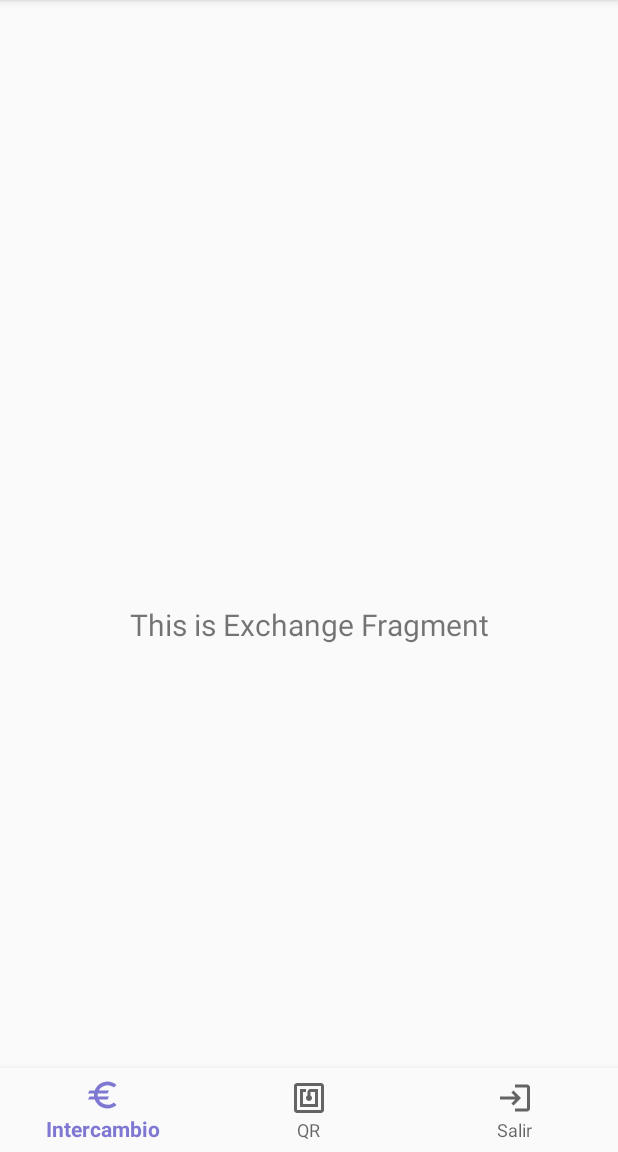
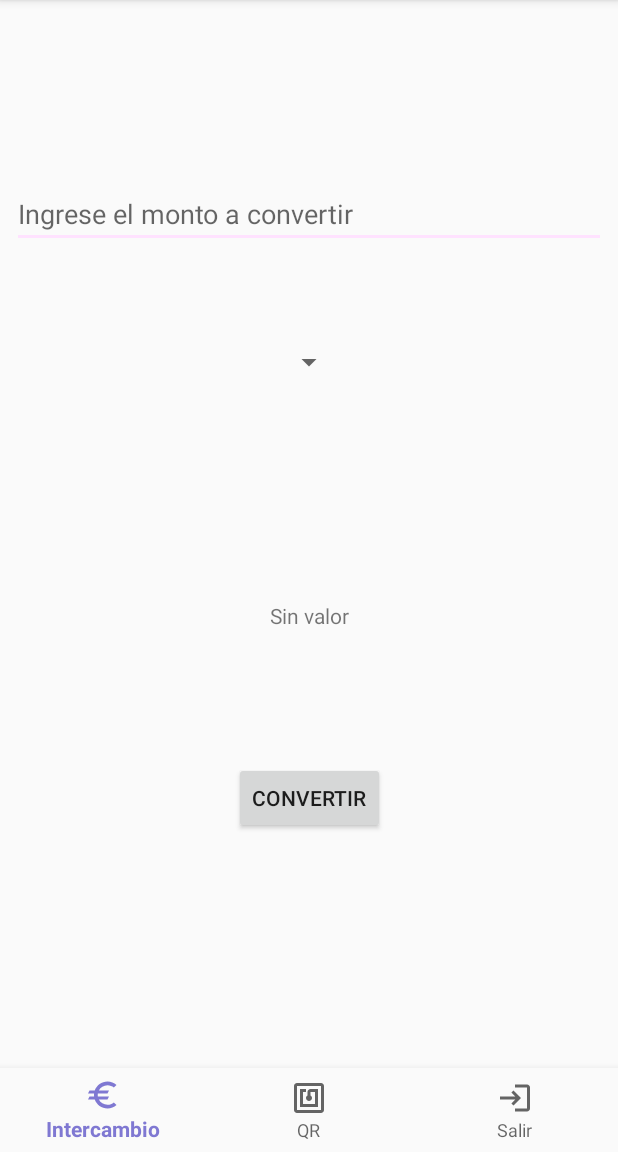
Before and after one commit to hdlm/chinchin, an Android app: the screen it shows after launch (MainActivity), on a phone screen of 412 x 824 dp, the part 84-1236 px from its top. Run offline under Robolectric (Android 15) with nearby library versions, the phone set to English and light mode, and no system bars.

Commit message:
elementos de la vista completos

```diff
--- a/app/src/main/java/com/chinchin/ui/exchange/ExchangeFragment.kt
+++ b/app/src/main/java/com/chinchin/ui/exchange/ExchangeFragment.kt
@@ -7,26 +7,48 @@ import android.view.ViewGroup
 import android.widget.TextView
 import androidx.fragment.app.Fragment
 import androidx.lifecycle.Observer
-import androidx.lifecycle.ViewModelProviders
+import androidx.lifecycle.ViewModelProvider
 import com.chinchin.R
+import kotlinx.android.synthetic.main.fragment_exchange.*
 
 class ExchangeFragment : Fragment() {
 
-    private lateinit var exchangeViewModel: ExchangeViewModel
+    private lateinit var viewModel: ExchangeViewModel
 
     override fun onCreateView(
             inflater: LayoutInflater,
             container: ViewGroup?,
             savedInstanceState: Bundle?
     ): View? {
-        exchangeViewModel =
-                ViewModelProviders.of(this).get(ExchangeViewModel::class.java)
-        val root = inflater.inflate(R.layout.fragment_dashboard, container, false)
-        val textView: TextView = root.findViewById(R.id.text_dashboard)
-        exchangeViewModel.text.observe(viewLifecycleOwner, Observer {
-            textView.text = it
-        })
-        return root
+        //viewModel =
+        //        ViewModelProvider(this).get(ExchangeViewModel::class.java)
+        //val root = inflater.inflate(R.layout.fragment_exchange, container, false)
+        //val textView: TextView = root.findViewById(R.id.tasaTextView)
+        //viewModel.text.observe(viewLifecycleOwner, Observer {
+        //    textView.text = it
+        //})
+        return inflater.inflate(R.layout.fragment_exchange, container, false)
+    }
+
+
+    override fun onViewCreated(view: View, savedInstanceState: Bundle?) {
+        super.onViewCreated(view, savedInstanceState)
+        viewModel = ViewModelProvider(this).get(ExchangeViewModel::class.java)
+
+        resultadoTextView.text = getString(R.string.exchange_fragment_resultado_textview_no_value)
+
+        val resultadoObserver = Observer<Double> { result ->
+            resultadoTextView.text = result.toString()
+        }
+        viewModel.getResultado().observe(viewLifecycleOwner, resultadoObserver)
+
+        convertButton.setOnClickListener {
+            if (montoText.text.isNotEmpty()) {
+                viewModel.setMonto(montoText.text.toString())
+            } else {
+                resultadoTextView.text = getString(R.string.exchange_fragment_resultado_textview_no_value)
+            }
+        }
     }
 
     companion object {
--- a/app/src/main/java/com/chinchin/ui/exchange/ExchangeViewModel.kt
+++ b/app/src/main/java/com/chinchin/ui/exchange/ExchangeViewModel.kt
@@ -10,4 +10,20 @@ class ExchangeViewModel : ViewModel() {
         value = "This is Exchange Fragment"
     }
     val text: LiveData<String> = _text
+
+    private var result: MutableLiveData<Double> = MutableLiveData()
+    private var monto = 0.0
+    private var tipoRate = "usd"
+    private var valorRate = 205000.0
+    private var resultRate = 0.0
+
+    fun setMonto(monto: String):Unit {
+        this.monto = monto.toDouble()
+        result.value = monto.toDouble() * valorRate
+    }
+
+    fun getResultado(): MutableLiveData<Double> {
+        return result
+    }
+
 }
--- a/app/src/main/java/com/chinchin/ui/logout/LogoutFragment.kt
+++ b/app/src/main/java/com/chinchin/ui/logout/LogoutFragment.kt
@@ -7,6 +7,7 @@ import android.view.ViewGroup
 import android.widget.TextView
 import androidx.fragment.app.Fragment
 import androidx.lifecycle.Observer
+import androidx.lifecycle.ViewModelProvider
 import androidx.lifecycle.ViewModelProviders
 import com.chinchin.R
 
@@ -20,8 +21,8 @@ class LogoutFragment : Fragment() {
             savedInstanceState: Bundle?
     ): View? {
         logoutViewModel =
-                ViewModelProviders.of(this).get(LogoutViewModel::class.java)
-        val root = inflater.inflate(R.layout.fragment_notifications, container, false)
+                ViewModelProvider(this).get(LogoutViewModel::class.java)
+        val root = inflater.inflate(R.layout.fragment_logout, container, false)
         val textView: TextView = root.findViewById(R.id.text_notifications)
         logoutViewModel.text.observe(viewLifecycleOwner, Observer {
             textView.text = it
--- a/app/src/main/java/com/chinchin/ui/qr/QrFragment.kt
+++ b/app/src/main/java/com/chinchin/ui/qr/QrFragment.kt
@@ -7,6 +7,7 @@ import android.view.ViewGroup
 import android.widget.TextView
 import androidx.fragment.app.Fragment
 import androidx.lifecycle.Observer
+import androidx.lifecycle.ViewModelProvider
 import androidx.lifecycle.ViewModelProviders
 import com.chinchin.R
 
@@ -20,8 +21,8 @@ class QrFragment : Fragment() {
             savedInstanceState: Bundle?
     ): View? {
         qrViewModel =
-                ViewModelProviders.of(this).get(QrViewModel::class.java)
-        val root = inflater.inflate(R.layout.fragment_home, container, false)
+                ViewModelProvider(this).get(QrViewModel::class.java)
+        val root = inflater.inflate(R.layout.fragment_qr, container, false)
         val textView: TextView = root.findViewById(R.id.text_home)
         qrViewModel.text.observe(viewLifecycleOwner, Observer {
             textView.text = it
--- a/app/src/main/res/layout/fragment_dashboard.xml
+++ /dev/null
@@ -1,22 +0,0 @@
-<?xml version="1.0" encoding="utf-8"?>
-<androidx.constraintlayout.widget.ConstraintLayout xmlns:android="http://schemas.android.com/apk/res/android"
-    xmlns:app="http://schemas.android.com/apk/res-auto"
-    xmlns:tools="http://schemas.android.com/tools"
-    android:layout_width="match_parent"
-    android:layout_height="match_parent"
-    tools:context=".ui.exchange.ExchangeFragment">
-
-    <TextView
-        android:id="@+id/text_dashboard"
-        android:layout_width="match_parent"
-        android:layout_height="wrap_content"
-        android:layout_marginStart="8dp"
-        android:layout_marginTop="8dp"
-        android:layout_marginEnd="8dp"
-        android:textAlignment="center"
-        android:textSize="20sp"
-        app:layout_constraintBottom_toBottomOf="parent"
-        app:layout_constraintEnd_toEndOf="parent"
-        app:layout_constraintStart_toStartOf="parent"
-        app:layout_constraintTop_toTopOf="parent" />
-</androidx.constraintlayout.widget.ConstraintLayout>
--- /dev/null
+++ b/app/src/main/res/layout/fragment_exchange.xml
@@ -0,0 +1,62 @@
+<?xml version="1.0" encoding="utf-8"?>
+<androidx.constraintlayout.widget.ConstraintLayout xmlns:android="http://schemas.android.com/apk/res/android"
+    xmlns:app="http://schemas.android.com/apk/res-auto"
+    xmlns:tools="http://schemas.android.com/tools"
+    android:layout_width="match_parent"
+    android:layout_height="match_parent"
+    tools:context=".ui.exchange.ExchangeFragment">
+
+
+    <EditText
+        android:id="@+id/montoText"
+        android:layout_width="match_parent"
+        android:layout_height="wrap_content"
+        android:layout_marginStart="8dp"
+        android:layout_marginTop="64dp"
+        android:layout_marginEnd="8dp"
+        android:ems="10"
+        android:inputType="numberDecimal"
+        android:hint="@string/exchange_fragment_monto_hint"
+        app:layout_constraintEnd_toEndOf="parent"
+        app:layout_constraintHorizontal_bias="0.503"
+        app:layout_constraintStart_toStartOf="parent"
+        app:layout_constraintTop_toTopOf="parent" />
+
+    <Spinner
+        android:id="@+id/divisaSpinner"
+        android:layout_width="wrap_content"
+        android:layout_height="wrap_content"
+        android:layout_marginTop="64dp"
+        app:layout_constraintEnd_toEndOf="parent"
+        app:layout_constraintStart_toStartOf="parent"
+        app:layout_constraintTop_toBottomOf="@id/montoText" />
+
+    <TextView
+        android:id="@+id/tasaTextView"
+        android:layout_width="wrap_content"
+        android:layout_height="wrap_content"
+        android:layout_marginTop="64dp"
+        app:layout_constraintEnd_toEndOf="parent"
+        app:layout_constraintStart_toStartOf="parent"
+        app:layout_constraintTop_toBottomOf="@+id/divisaSpinner" />
+
+    <TextView
+        android:id="@+id/resultadoTextView"
+        android:layout_width="wrap_content"
+        android:layout_height="wrap_content"
+        android:layout_marginTop="64dp"
+        app:layout_constraintEnd_toEndOf="parent"
+        app:layout_constraintStart_toStartOf="parent"
+        app:layout_constraintTop_toBottomOf="@+id/tasaTextView" />
+
+
+    <Button
+        android:id="@+id/convertButton"
+        android:text="@string/exchange_fragment_convert_button"
+        android:layout_width="wrap_content"
+        android:layout_height="wrap_content"
+        app:layout_constraintEnd_toEndOf="parent"
+        app:layout_constraintStart_toStartOf="parent" android:layout_marginTop="88dp"
+        app:layout_constraintTop_toBottomOf="@+id/resultadoTextView" />
+
+</androidx.constraintlayout.widget.ConstraintLayout>
--- a/app/src/main/res/values/strings.xml
+++ b/app/src/main/res/values/strings.xml
@@ -8,4 +8,11 @@
     <string name="title_exchange">Intercambio</string>
     <string name="title_qr">QR</string>
     <string name="title_logout">Salir</string>
+
+    <string name="exchange_fragment_title">Intercambio</string>
+    <string name="exchange_fragment_monto_hint">Ingrese el monto a convertir</string>
+    <string name="exchange_fragment_convert_button">Convertir</string>
+    <string name="exchange_fragment_resultado_textview_no_value">Sin valor</string>
+    <string name="valor_tasa">valor de la tasa de cambio</string>
+
 </resources>
```
Also changed, not shown: app/src/main/res/layout/fragment_logout.xml (renamed from app/src/main/res/layout/fragment_notifications.xml), app/src/main/res/layout/fragment_qr.xml (renamed from app/src/main/res/layout/fragment_home.xml).
